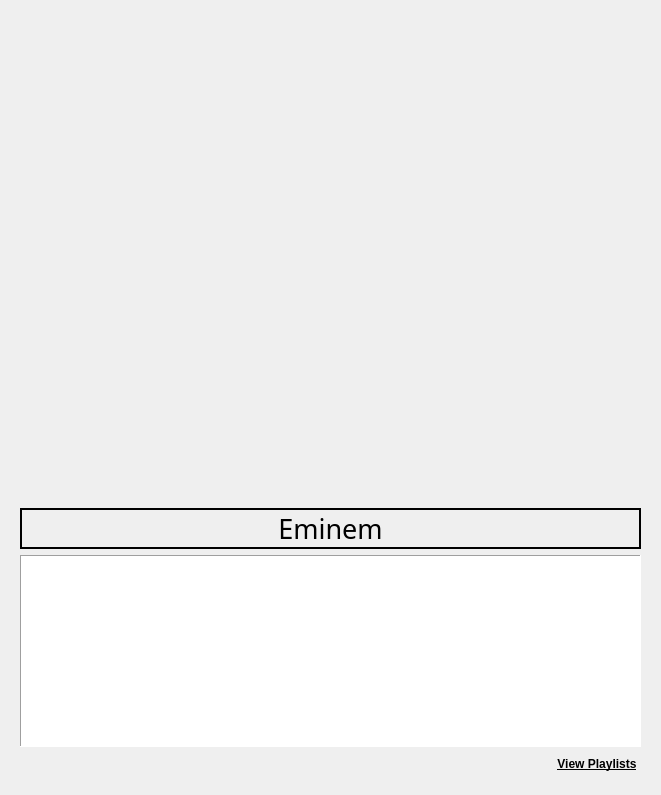
Qt form ui/dialogs/artistview.ui (amirmohsen1384/Mockingbird) before a commit.
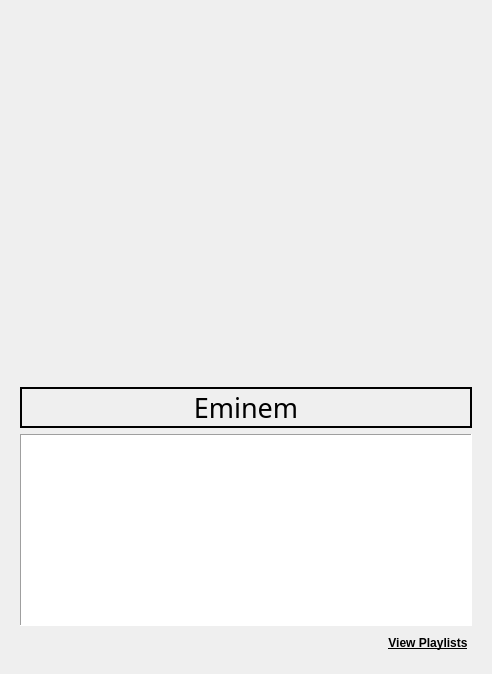
The same form after that commit. Custom widgets are drawn as their Qt base class.

Commit message: Improvement on artist view appearance

```diff
--- a/ui/dialogs/artistview.ui
+++ b/ui/dialogs/artistview.ui
@@ -6,8 +6,8 @@
    <rect>
     <x>0</x>
     <y>0</y>
-    <width>661</width>
-    <height>795</height>
+    <width>492</width>
+    <height>674</height>
    </rect>
   </property>
   <property name="windowTitle">
```
